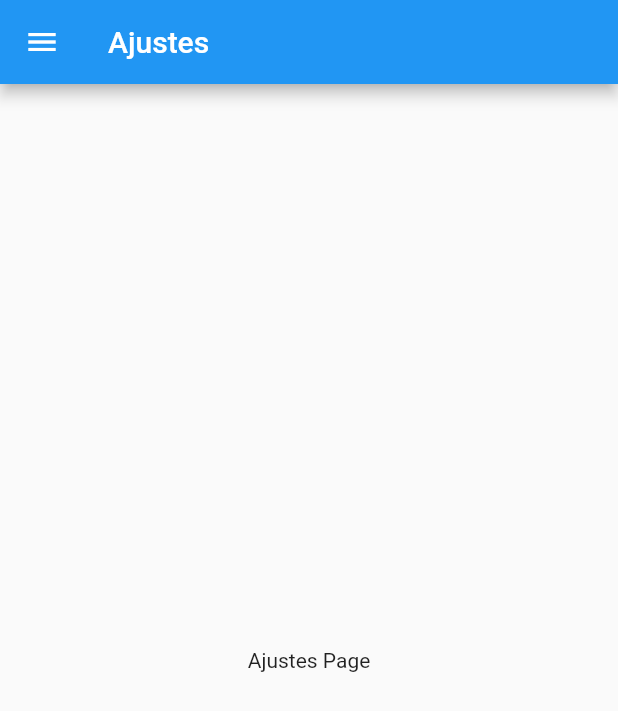
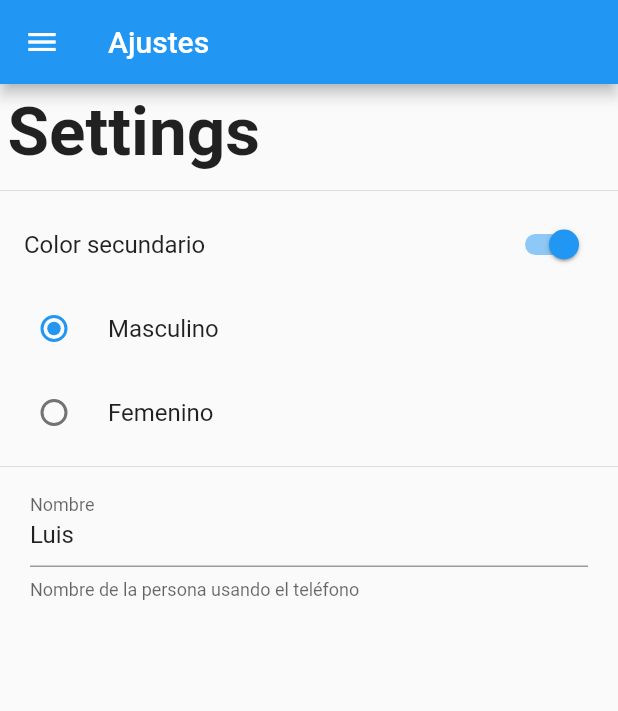
Before and after one commit to rodolfope/curso-flutter-preferenciasusuarioapp, a Flutter app: the SettingPage screen opened by its route, on a phone screen of 412 x 824 dp. Shown: the top 711 px of the screen. Run offline on Flutter 3.47's test engine with Material 2 defaults, Android fonts, the phone set to English and light mode, and no system bars.

Commit message:
Build controls in setting page

```diff
--- a/lib/src/pages/setting_page.dart
+++ b/lib/src/pages/setting_page.dart
@@ -1,10 +1,28 @@
 import 'package:flutter/material.dart';
 import 'package:preferencias_usuario_app/src/widgets/menu_widget.dart';
 
-class SettingPage extends StatelessWidget {
+class SettingPage extends StatefulWidget {
   const SettingPage({Key key}) : super(key: key);
 
   static const String routeName = 'setting';
+
+  @override
+  _SettingPageState createState() => _SettingPageState();
+}
+
+class _SettingPageState extends State<SettingPage> {
+  bool _colorSecundario = true;
+  int _genero = 1;
+  String _nombre = 'Luis';
+
+  TextEditingController _editingController;
+
+  @override
+  void initState() {
+    _editingController = TextEditingController(text: _nombre);
+
+    super.initState();
+  }
 
   @override
   Widget build(BuildContext context) {
@@ -13,8 +31,53 @@ class SettingPage extends StatelessWidget {
         title: Text('Ajustes'),
       ),
       drawer: MenuWidget(),
-      body: Center(
-        child: Text('Ajustes Page'),
+      body: ListView(
+        children: <Widget>[
+          Container(
+            padding: EdgeInsets.all(5.0),
+            child: Text(
+              'Settings',
+              style: TextStyle(fontSize: 45.0, fontWeight: FontWeight.bold),
+            ),
+          ),
+          Divider(),
+          SwitchListTile(
+              value: _colorSecundario,
+              title: Text('Color secundario'),
+              onChanged: (value) {
+                setState(() {
+                  _colorSecundario = value;
+                });
+              }),
+          RadioListTile(
+              value: 1,
+              title: Text('Masculino'),
+              groupValue: _genero,
+              onChanged: (value) {
+                setState(() {
+                  _genero = value;
+                });
+              }),
+          RadioListTile(
+              value: 2,
+              title: Text('Femenino'),
+              groupValue: _genero,
+              onChanged: (value) {
+                setState(() {
+                  _genero = value;
+                });
+              }),
+          Divider(),
+          Container(
+              padding: EdgeInsets.symmetric(horizontal: 20.0),
+              child: TextField(
+                controller: _editingController,
+                decoration: InputDecoration(
+                    labelText: 'Nombre',
+                    helperText: 'Nombre de la persona usando el teléfono'),
+                onChanged: (value) {},
+              ))
+        ],
       ),
     );
   }
```
